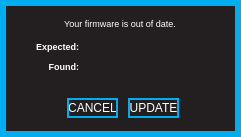
Before: the Qt Designer form standalone/ezpz/forms/fwoodformWin.ui in Muse-Kinetics/softstep_editor, drawn with Qt 5.
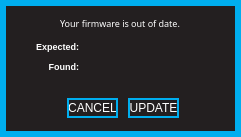
After: the same form once the commit is applied.

Commit message: - fixed crashing on windows-- removed call to start device polling from mainwindow

The edit to the form file:
```diff
--- a/standalone/ezpz/forms/fwoodformWin.ui
+++ b/standalone/ezpz/forms/fwoodformWin.ui
@@ -245,7 +245,7 @@
      </property>
      <property name="font">
       <font>
-       <family>Arial</family>
+       <family>Futura</family>
        <pointsize>7</pointsize>
        <weight>50</weight>
        <italic>false</italic>
```
Left out of the diff: 3 changed lines with no effect on the pictures. The commit also changes 4 other files.
